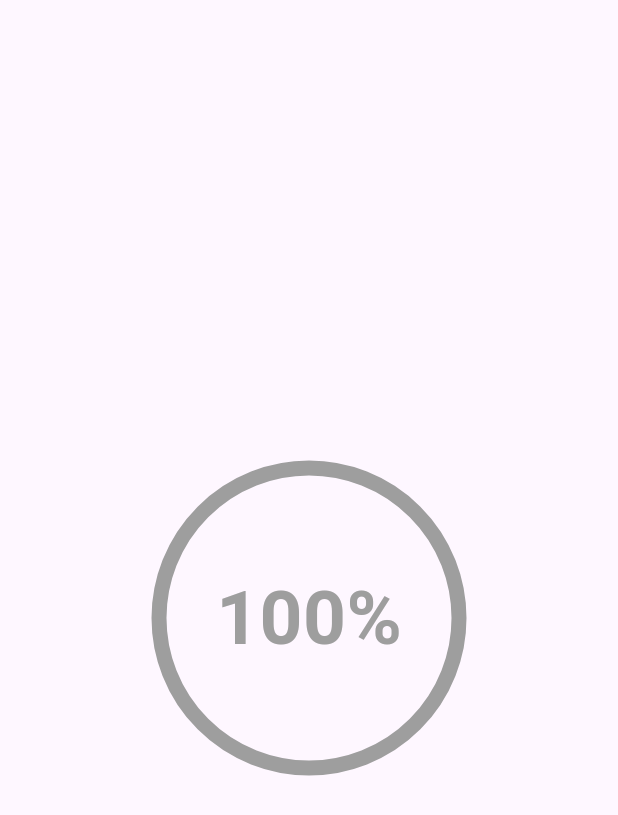
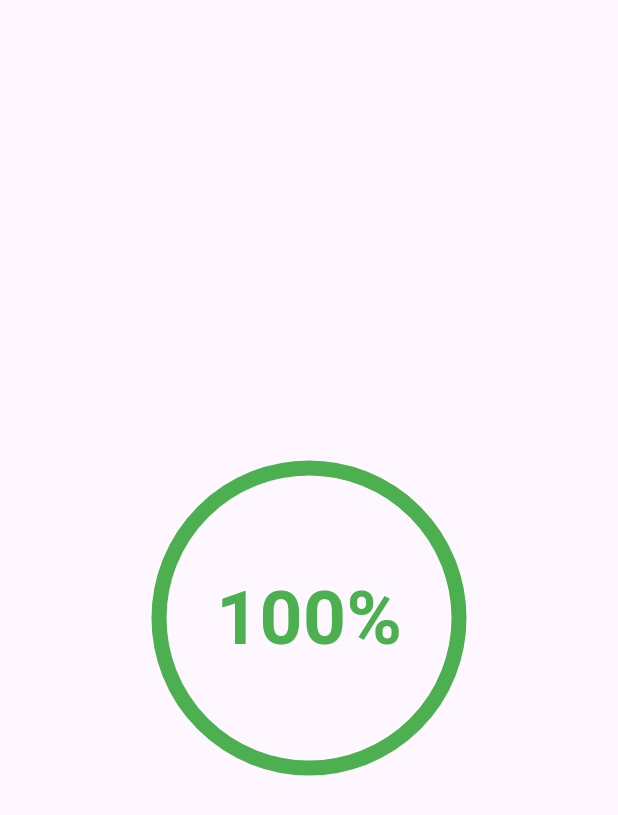
Before and after one commit to ItsJordanNL/battery-app, a Flutter app: the screen it shows after launch, on a phone screen of 412 x 824 dp. Shown: the top 815 px of the screen. Run offline on Flutter 3.47's test engine with Material 3 defaults, Android fonts, the phone set to English and light mode, and no system bars; our stand-ins replace battery_plus.

Commit message:
Kleurveranderingen bij lage percentages toegevoegd

```diff
--- a/lib/main.dart
+++ b/lib/main.dart
@@ -50,6 +50,12 @@ class _MyHomePageState extends State<MyHomePage> {
   void getBatteryPercentage() async {
     final batteryLevel = await battery.batteryLevel;
 
+    if (batteryLevel == 100 && batteryState != BatteryState.full) {
+      setState(() {
+        batteryState = BatteryState.full;
+      });
+    }
+
     level = batteryLevel;
 
     setState(() {});
@@ -71,8 +77,13 @@ class _MyHomePageState extends State<MyHomePage> {
   }
 
 Widget buildBattery(BatteryState state, double animationValue) {
-    Color textColor = Colors.black;
+  Color textColor;
 
+  if (level < 10) {
+    textColor = Colors.red;
+  } else if (level < 20) {
+    textColor = Colors.orange;
+  } else {
     switch (state) {
       case BatteryState.full:
         textColor = Colors.green;
@@ -84,6 +95,7 @@ class _MyHomePageState extends State<MyHomePage> {
       default:
         textColor = Colors.grey;
         break;
+    }
   }
 
   return TweenAnimationBuilder(
@@ -121,6 +133,7 @@ class _MyHomePageState extends State<MyHomePage> {
     },
   );
 }
+
 
   @override
   Widget build(BuildContext context) {
```
Lines whose indentation alone changed are shown as unchanged.
